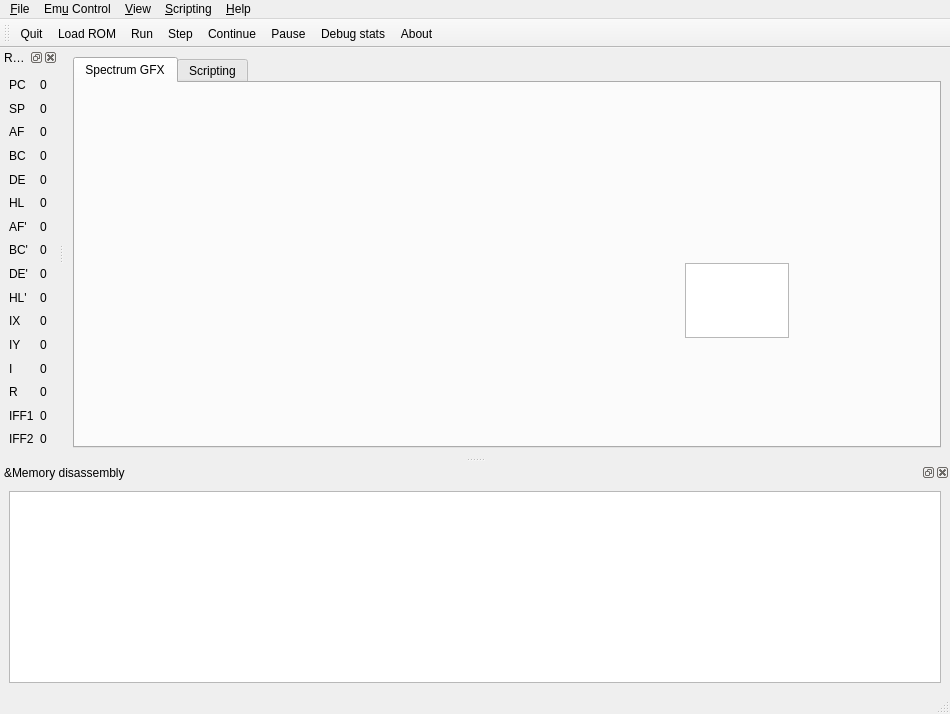
Old version of the form ui/main_window.ui in the repository electrified/cpuqt.
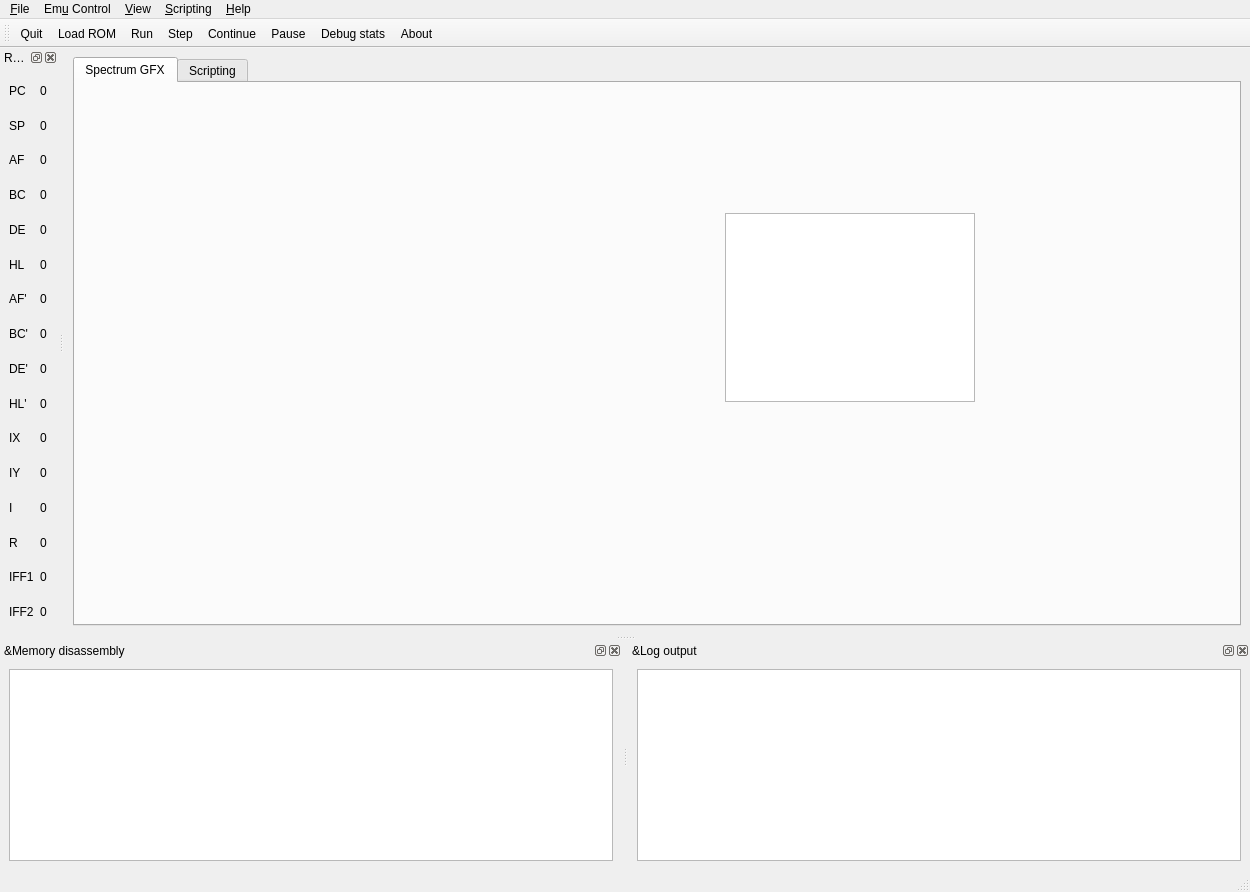
New version of the form. The open tabs and pages were chosen to show the change. Icons and pictures are not drawn.

```diff
--- a/ui/main_window.ui
+++ b/ui/main_window.ui
@@ -7,8 +7,8 @@
    <rect>
     <x>0</x>
     <y>0</y>
-    <width>950</width>
-    <height>714</height>
+    <width>1250</width>
+    <height>892</height>
    </rect>
   </property>
   <property name="windowTitle">
@@ -18,8 +18,8 @@
    <bool>false</bool>
   </property>
   <widget class="QWidget" name="centralwidget">
-   <layout class="QGridLayout" name="gridLayout">
-    <item row="0" column="0">
+   <layout class="QHBoxLayout" name="horizontalLayout_2">
+    <item>
      <widget class="QTabWidget" name="tabWidget">
       <property name="currentIndex">
        <number>0</number>
@@ -31,10 +31,10 @@
        <widget class="QLabel" name="gfxLabel">
         <property name="geometry">
          <rect>
-          <x>10</x>
-          <y>10</y>
-          <width>512</width>
-          <height>384</height>
+          <x>6</x>
+          <y>6</y>
+          <width>531</width>
+          <height>431</height>
          </rect>
         </property>
         <property name="text">
@@ -44,10 +44,10 @@
        <widget class="QPlainTextEdit" name="spectrumInput">
         <property name="geometry">
          <rect>
-          <x>610</x>
-          <y>180</y>
-          <width>104</width>
-          <height>75</height>
+          <x>650</x>
+          <y>130</y>
+          <width>250</width>
+          <height>189</height>
          </rect>
         </property>
        </widget>
@@ -79,16 +79,6 @@
          </rect>
         </property>
        </widget>
-       <widget class="QPlainTextEdit" name="scriptOutput">
-        <property name="geometry">
-         <rect>
-          <x>430</x>
-          <y>10</y>
-          <width>381</width>
-          <height>281</height>
-         </rect>
-        </property>
-       </widget>
       </widget>
      </widget>
     </item>
@@ -99,8 +89,8 @@
     <rect>
      <x>0</x>
      <y>0</y>
-     <width>950</width>
-     <height>30</height>
+     <width>1250</width>
+     <height>39</height>
     </rect>
    </property>
    <widget class="QMenu" name="menuFile">
@@ -451,6 +441,34 @@
    <addaction name="actionDebug_stats"/>
    <addaction name="actionAbout"/>
   </widget>
+  <widget class="QDockWidget" name="logOutputDockWidget">
+   <property name="windowTitle">
+    <string>&amp;Log output</string>
+   </property>
+   <attribute name="dockWidgetArea">
+    <number>8</number>
+   </attribute>
+   <widget class="QWidget" name="dockWidgetContents_3">
+    <layout class="QHBoxLayout" name="horizontalLayout">
+     <item>
+      <widget class="QPlainTextEdit" name="scriptOutput">
+       <property name="enabled">
+        <bool>true</bool>
+       </property>
+       <property name="sizePolicy">
+        <sizepolicy hsizetype="Expanding" vsizetype="Expanding">
+         <horstretch>1</horstretch>
+         <verstretch>1</verstretch>
+        </sizepolicy>
+       </property>
+       <property name="autoFillBackground">
+        <bool>false</bool>
+       </property>
+      </widget>
+     </item>
+    </layout>
+   </widget>
+  </widget>
   <action name="actionAbout">
    <property name="icon">
     <iconset resource="resources/app.qrc">
```
Left out of the diff: 12 changed lines with no effect on the pictures.
